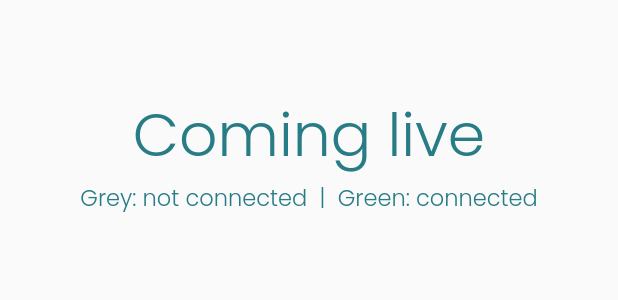
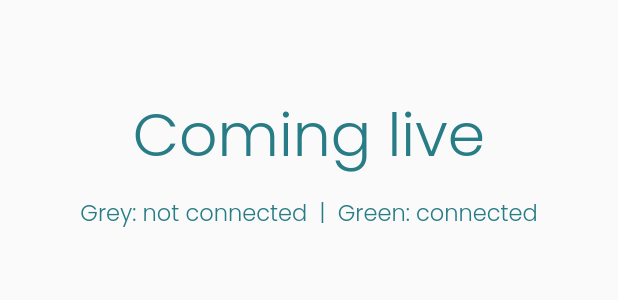
Before and after one commit to yyj-02/castaway-frontend, a Flutter app: the LivePage widget shown alone on an empty page, opened directly, on a phone screen of 412 x 824 dp. Shown: the top 300 px of the screen. Run offline on Flutter 3.47's test engine with Material 2 defaults, Android fonts, the phone set to English and light mode, and no system bars; our stand-ins replace audio_video_progress_bar, audioplayers, carousel_slider, dio, file_picker, image_picker and 6 more; missing offline and left inert: flutter_sound, record; accounts and stored records are empty; network calls fail.

Commit message:
Text additions

```diff
--- a/lib/Livepage.dart
+++ b/lib/Livepage.dart
@@ -39,6 +39,7 @@ class _LivePageState extends State<LivePage> {
                 color: Color(0xffb257a84),
                 fontSize: 40,
               )),
+          const Padding(padding: EdgeInsets.all(5.0)),
           const Text("Grey: not connected  |  Green: connected",
               style: TextStyle(
                 color: Color(0xffb257a84),
```
